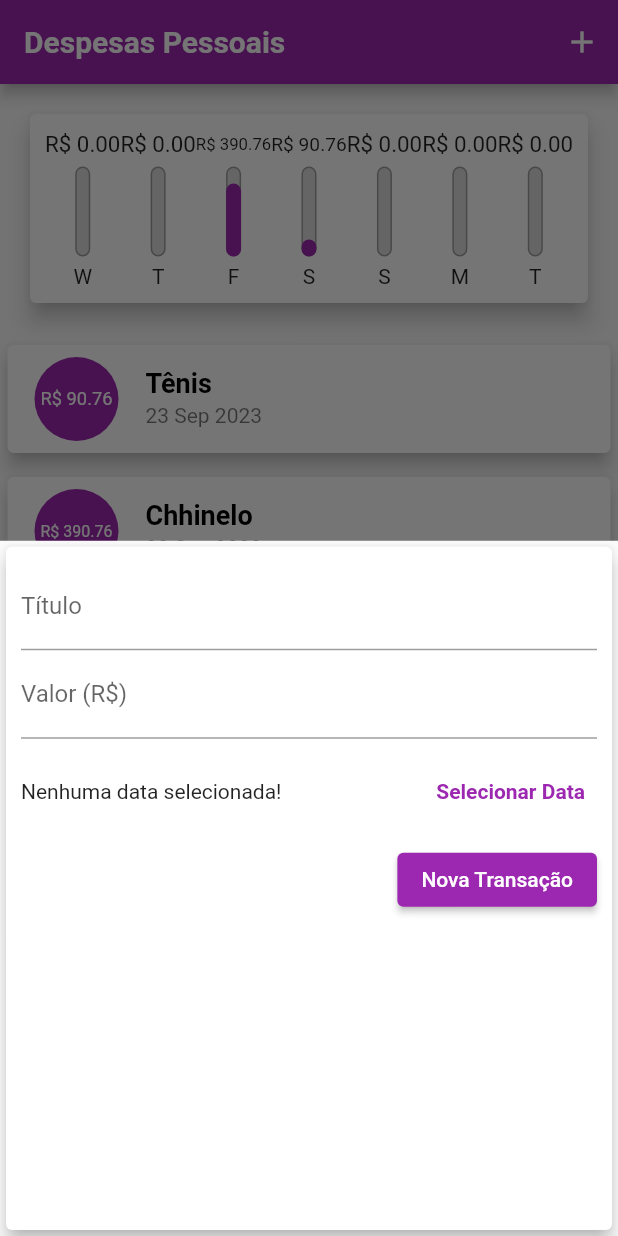
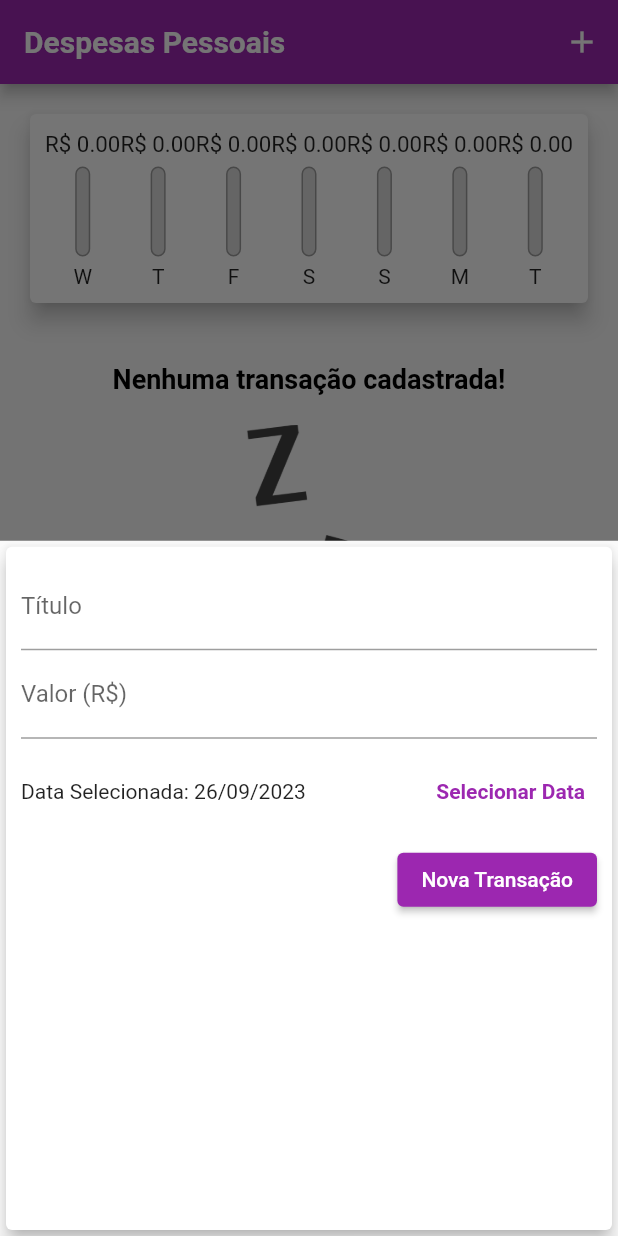
Before and after one commit to AfonsoMachado/personal_expenses, a Flutter app: the screen it shows after launch, after a tap on the "add" icon, on a phone screen of 412 x 824 dp. Run offline on Flutter 3.47's test engine with Material 2 defaults, Android fonts, the phone set to English and light mode, and no system bars; Roboto replaces fonts that are missing (OpenSans).

Commit message:
feat: add date on transaction form

```diff
--- a/lib/components/chart.dart
+++ b/lib/components/chart.dart
@@ -50,7 +50,9 @@ class Chart extends StatelessWidget {
                     child: ChartBar(
                       label: tr['day'] as String,
                       value: tr['value'] as double,
-                      percentage: (tr['value'] as double) / _weekAmount,
+                      percentage: _weekAmount == 0
+                          ? 0
+                          : (tr['value'] as double) / _weekAmount,
                     ),
                   ))
               .toList(),
--- a/lib/components/transaction_form.dart
+++ b/lib/components/transaction_form.dart
@@ -2,7 +2,7 @@ import 'package:flutter/material.dart';
 import 'package:intl/intl.dart';
 
 class TransactionForm extends StatefulWidget {
-  final void Function(String, double) onSubmit;
+  final void Function(String, double, DateTime) onSubmit;
 
   const TransactionForm(this.onSubmit, {super.key});
 
@@ -13,7 +13,7 @@ class TransactionForm extends StatefulWidget {
 class _TransactionFormState extends State<TransactionForm> {
   final _titleController = TextEditingController();
   final _valueController = TextEditingController();
-  DateTime? _selectedDate;
+  DateTime _selectedDate = DateTime.now();
 
   _submitForm() {
     final title = _titleController.text;
@@ -24,7 +24,7 @@ class _TransactionFormState extends State<TransactionForm> {
     }
 
     // Referenciando o estado
-    widget.onSubmit(title, value);
+    widget.onSubmit(title, value, _selectedDate);
   }
 
   _showDatePicker() {
@@ -69,9 +69,8 @@ class _TransactionFormState extends State<TransactionForm> {
               child: Row(
                 children: [
                   Expanded(
-                    child: Text(_selectedDate == null
-                        ? 'Nenhuma data selecionada!'
-                        : 'Data Selecionada: ${DateFormat('dd/MM/y').format(_selectedDate!)}'),
+                    child: Text(
+                        'Data Selecionada: ${DateFormat('dd/MM/y').format(_selectedDate)}'),
                   ),
                   TextButton(
                     onPressed: _showDatePicker,
--- a/lib/main.dart
+++ b/lib/main.dart
@@ -51,20 +51,7 @@ class MyHomePage extends StatefulWidget {
 }
 
 class _MyHomePageState extends State<MyHomePage> {
-  final List<Transaction> _transactions = [
-    Transaction(
-      id: 't1',
-      title: 'Tênis',
-      value: 90.76,
-      date: DateTime.now().subtract(const Duration(days: 3)),
-    ),
-    Transaction(
-      id: 't2',
-      title: 'Chhinelo',
-      value: 390.76,
-      date: DateTime.now().subtract(const Duration(days: 4)),
-    ),
-  ];
+  final List<Transaction> _transactions = [];
 
   // Capturando somente as transações mais recentes, depois da data passada
   List<Transaction> get _recentTransactions {
@@ -74,12 +61,12 @@ class _MyHomePageState extends State<MyHomePage> {
         .toList();
   }
 
-  _addTransaction(String title, double value) {
+  _addTransaction(String title, double value, DateTime date) {
     final newTransaction = Transaction(
       id: Random().nextDouble().toString(),
       title: title,
       value: value,
-      date: DateTime.now(),
+      date: date,
     );
 
     // Quando um estado mudo, a árvore de componentes tambem muda automaticamente
```
